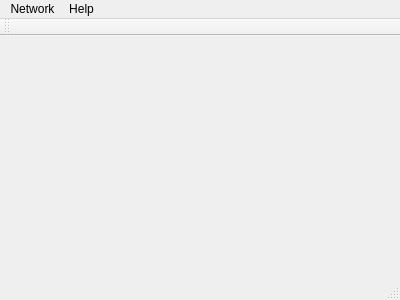
The window that lanchat/main_window.ui (master-gekus/lanchat) describes before a commit, drawn with Qt 5.
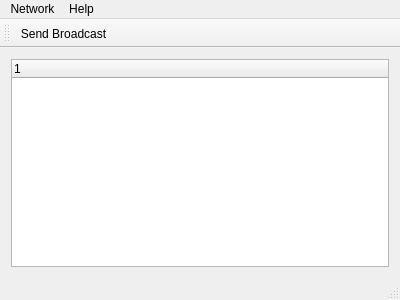
The same window after the commit.

What changed in the file:
```diff
--- a/lanchat/main_window.ui
+++ b/lanchat/main_window.ui
@@ -13,7 +13,19 @@
   <property name="windowTitle">
    <string>Lan Chat</string>
   </property>
-  <widget class="QWidget" name="centralWidget"/>
+  <widget class="QWidget" name="centralWidget">
+   <layout class="QHBoxLayout" name="horizontalLayout">
+    <item>
+     <widget class="QTreeWidget" name="treeWidget">
+      <column>
+       <property name="text">
+        <string notr="true">1</string>
+       </property>
+      </column>
+     </widget>
+    </item>
+   </layout>
+  </widget>
   <widget class="QMenuBar" name="menuBar">
    <property name="geometry">
     <rect>
@@ -45,6 +57,7 @@
    <attribute name="toolBarBreak">
     <bool>false</bool>
    </attribute>
+   <addaction name="actionSendBroadcast"/>
   </widget>
   <widget class="QStatusBar" name="statusBar"/>
   <action name="actionAbout">
@@ -66,6 +79,11 @@
     <string>Alt+X</string>
    </property>
   </action>
+  <action name="actionSendBroadcast">
+   <property name="text">
+    <string>Send Broadcast</string>
+   </property>
+  </action>
  </widget>
  <layoutdefault spacing="6" margin="11"/>
  <resources/>
```
Left out of the diff: 2 changed lines with no effect on the pictures.
